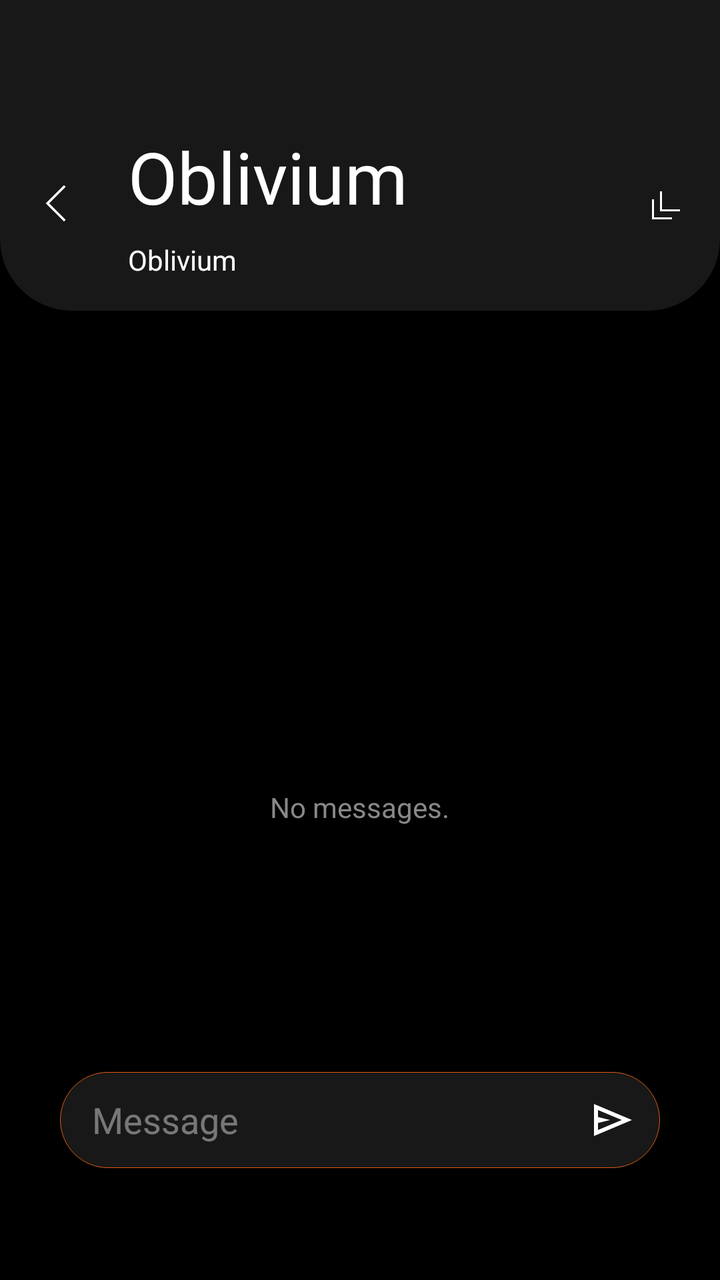
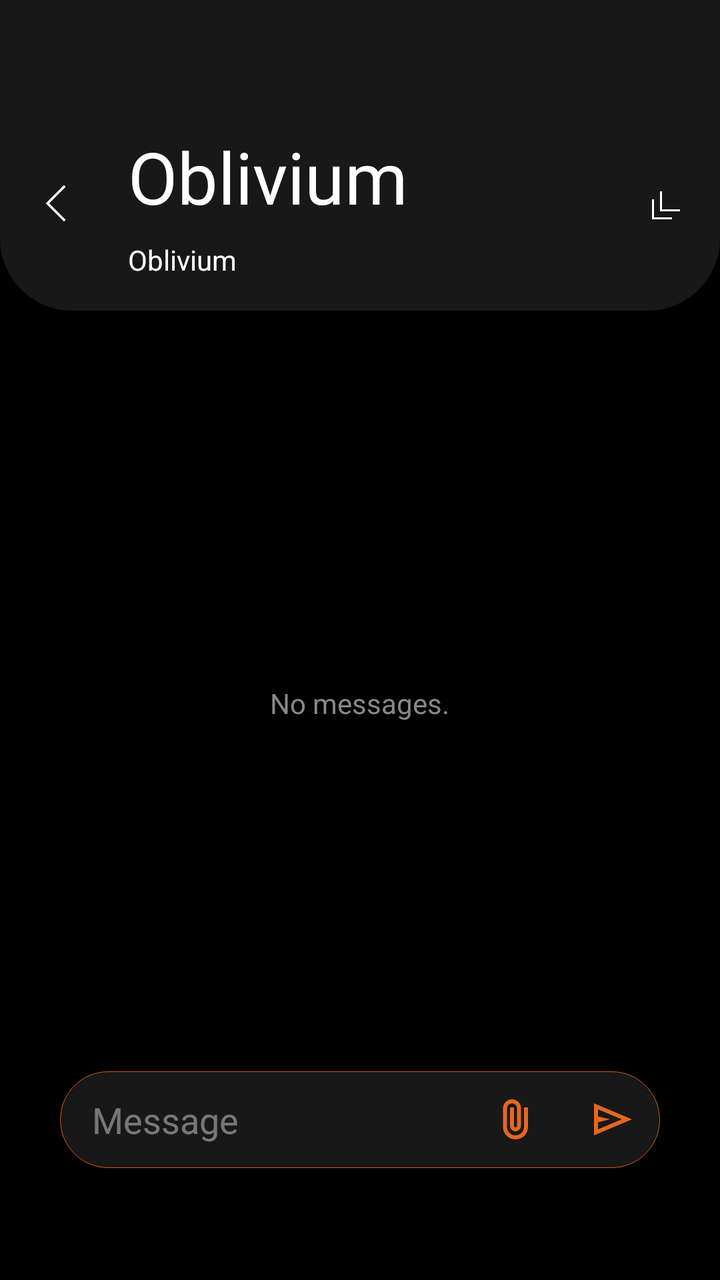

Before-and-after screenshots of an Android layout around one commit, followed by the original layout XML and the change that was made.
<!-- AndroidManifest.xml: application theme MainTheme -->
<!-- res/layout/fragment_conversation.xml -->
<?xml version="1.0" encoding="utf-8"?>
<RelativeLayout xmlns:android="http://schemas.android.com/apk/res/android"
    android:layout_width="match_parent"
    android:layout_height="match_parent"
    android:orientation="vertical">

    <LinearLayout
        android:id="@+id/toolbar"
        android:layout_width="match_parent"
        android:layout_height="wrap_content"
        android:background="@drawable/item_background_end"
        android:orientation="horizontal"
        android:paddingTop="64dp"
        android:paddingBottom="@dimen/margin_3">

        <ImageButton
            android:id="@+id/buttonBack"
            android:layout_width="56dp"
            android:layout_height="56dp"
            android:layout_gravity="center"
            android:background="@drawable/button_rounded"
            android:src="@drawable/icon_arrow_back" />

        <LinearLayout
            android:layout_width="0dp"
            android:layout_height="wrap_content"
            android:layout_gravity="center"
            android:layout_marginStart="@dimen/margin"
            android:layout_weight="1"
            android:orientation="vertical">

            <LinearLayout
                android:layout_width="wrap_content"
                android:layout_height="wrap_content"
                android:orientation="horizontal">

                <TextView
                    android:id="@+id/textUsername"
                    android:layout_width="wrap_content"
                    android:layout_height="wrap_content"
                    android:fontFamily="@font/roboto_light"
                    android:text="@string/app_name"
                    android:textColor="@color/white"
                    android:textSize="36sp" />

                <ImageView
                    android:id="@+id/iconVerified"
                    android:layout_width="25dp"
                    android:layout_height="25dp"
                    android:layout_marginStart="4dp"
                    android:layout_marginTop="@dimen/margin"
                    android:src="@drawable/icon_verified"
                    android:visibility="invisible" />
            </LinearLayout>

            <TextView
                android:id="@+id/textTime"
                android:layout_width="wrap_content"
                android:layout_height="wrap_content"
                android:layout_marginTop="@dimen/margin"
                android:text="@string/app_name"
                android:textColor="@color/white" />
        </LinearLayout>

        <ImageButton
            android:id="@+id/buttonMenu"
            android:layout_width="56dp"
            android:layout_height="56dp"
            android:layout_gravity="center"
            android:background="@drawable/button_rounded"
            android:src="@drawable/icon_arrow_more" />
    </LinearLayout>

    <RelativeLayout
        android:layout_width="match_parent"
        android:layout_height="match_parent"
        android:layout_below="@+id/toolbar"
        android:layout_marginTop="@dimen/margin_2">

        <lucns.oblivium.views.HorizontalIndeterminateThreeBalls
            android:id="@+id/threeBalls"
            android:layout_width="36dp"
            android:layout_height="12dp"
            android:layout_centerInParent="true"
            android:visibility="invisible" />

        <TextView
            android:id="@+id/textEmpty"
            android:layout_width="wrap_content"
            android:layout_height="wrap_content"
            android:layout_centerInParent="true"
            android:text="@string/no_messages"
            android:textColor="@color/gray" />

        <ListView
            android:id="@+id/listView"
            android:layout_width="match_parent"
            android:layout_height="match_parent"
            android:divider="@color/list_divider"
            android:dividerHeight="1dp"
            android:listSelector="@android:color/transparent"
            android:scrollbarSize="1dp"
            android:scrollbarThumbVertical="@drawable/thumb_scrollbar"
            android:visibility="invisible" />
    </RelativeLayout>

    <LinearLayout
        android:id="@+id/rootEditText"
        android:layout_width="match_parent"
        android:layout_height="wrap_content"
        android:layout_alignParentBottom="true"
        android:layout_marginHorizontal="@dimen/margin_5"
        android:paddingStart="@dimen/margin_3"
        android:layout_marginBottom="@dimen/margin_8"
        android:background="@drawable/edittext_background"
        android:orientation="horizontal">

        <EditText
            android:id="@+id/editText"
            android:layout_width="0dp"
            android:layout_weight="1"
            android:layout_height="@dimen/edit_text"
            android:background="@android:color/transparent"
            android:hint="@string/message"
            android:inputType="text"
            android:maxLength="1024"
            android:paddingEnd="@dimen/margin_2"
            android:textColor="@drawable/text_state"
            android:textColorHint="@color/hint"
            android:textCursorDrawable="@drawable/cursor" />

        <ImageButton
            android:layout_width="@dimen/edit_text"
            android:src="@drawable/icon_send"
            android:layout_height="@dimen/edit_text"
            android:background="@drawable/fab_transparent"/>
    </LinearLayout>
</RelativeLayout>
<!-- resources referenced by this layout -->
<resources>
  <color name="gray">#888888</color>
  <color name="hint">#69FFFFFF</color>
  <color name="list_divider">#24000000</color>
  <color name="white">@android:color/white</color>
  <dimen name="edit_text">48dp</dimen>
  <dimen name="margin">8dp</dimen>
  <dimen name="margin_2">12dp</dimen>
  <dimen name="margin_3">16dp</dimen>
  <dimen name="margin_5">30dp</dimen>
  <dimen name="margin_8">56dp</dimen>
  <!-- drawable cursor (drawable) -->
  <?xml version="1.0" encoding="utf-8"?>
  <shape xmlns:android="http://schemas.android.com/apk/res/android">
      <size android:width="1dp" />
      <solid android:color="@android:color/white" />
  </shape>
  <!-- drawable edittext_background (drawable) -->
  <?xml version="1.0" encoding="utf-8"?>
  <shape xmlns:android="http://schemas.android.com/apk/res/android"
      android:padding="24dp"
      android:shape="rectangle">
      <solid android:color="@color/item_background" />
      <corners android:radius="36dp" />
      <stroke android:width="1px" android:color="@color/button_border" />
  </shape>
  <!-- drawable icon_arrow_back (drawable) -->
  <vector xmlns:android="http://schemas.android.com/apk/res/android"
      android:width="24dp"
      android:height="24dp"
      android:viewportWidth="960"
      android:viewportHeight="960"
      android:autoMirrored="true">
    <path
        android:fillColor="@android:color/white"
        android:pathData="M640,844L276,480L640,116L674,150L344,480L674,810L640,844Z"/>
  </vector>
  <!-- drawable icon_send (drawable) -->
  <vector xmlns:android="http://schemas.android.com/apk/res/android"
      android:width="24dp"
      android:height="24dp"
      android:viewportWidth="960"
      android:viewportHeight="960"
      android:autoMirrored="true">
    <path
        android:fillColor="@android:color/white"
        android:pathData="M120,800L120,160L880,480L120,800ZM200,680L674,480L200,280L200,420L440,480L200,540L200,680ZM200,680L200,480L200,280L200,420L200,420L200,540L200,540L200,680Z"/>
  </vector>
  <!-- drawable text_state (drawable) -->
  <selector xmlns:android="http://schemas.android.com/apk/res/android">
      <item android:color="@color/gray" android:state_enabled="false" />
      <item android:color="@color/white" />
  </selector>
  <!-- drawable thumb_scrollbar (drawable) -->
  <?xml version="1.0" encoding="utf-8"?>
  <shape xmlns:android="http://schemas.android.com/apk/res/android">
      <size android:width="2px" />
      <solid android:color="@color/button_disabled_border" />
  </shape>
  <string name="app_name">Oblivium</string>
  <string name="message">Message</string>
  <string name="no_messages">No messages.</string>
  <color name="item_background">#18FFFFFF</color>
  <color name="button_border">#DC5C12</color>
  <dimen name="margin_4">24dp</dimen>
  <color name="blue">#0085DC</color>
  <color name="item_ripple">#87FFFFFF</color>
  <dimen name="margin_6">36dp</dimen>
  <color name="button_disabled_border">#58FFFFFF</color>
  <color name="accent">#E4671F</color>
  <!-- unchanged entries left out for length: 6 -->
</resources>

<!-- the commit's change to res/layout/fragment_conversation.xml (unified diff, before → after) -->
@@ -74,6 +74,7 @@
     <RelativeLayout
         android:layout_width="match_parent"
         android:layout_height="match_parent"
+        android:layout_above="@+id/rootEditText"
         android:layout_below="@+id/toolbar"
         android:layout_marginTop="@dimen/margin_2">
 
@@ -91,18 +92,18 @@
             android:layout_centerInParent="true"
             android:text="@string/no_messages"
             android:textColor="@color/gray" />
+    </RelativeLayout>
 
-        <ListView
-            android:id="@+id/listView"
-            android:layout_width="match_parent"
-            android:layout_height="match_parent"
-            android:divider="@color/list_divider"
-            android:dividerHeight="1dp"
-            android:listSelector="@android:color/transparent"
-            android:scrollbarSize="1dp"
-            android:scrollbarThumbVertical="@drawable/thumb_scrollbar"
-            android:visibility="invisible" />
-    </RelativeLayout>
+    <ListView
+        android:id="@+id/listView"
+        android:layout_width="match_parent"
+        android:layout_height="match_parent"
+        android:divider="@color/list_divider"
+        android:dividerHeight="1dp"
+        android:listSelector="@android:color/transparent"
+        android:scrollbarSize="1dp"
+        android:scrollbarThumbVertical="@drawable/thumb_scrollbar"
+        android:visibility="invisible" />
 
     <LinearLayout
         android:id="@+id/rootEditText"
@@ -110,29 +111,42 @@
         android:layout_height="wrap_content"
         android:layout_alignParentBottom="true"
         android:layout_marginHorizontal="@dimen/margin_5"
-        android:paddingStart="@dimen/margin_3"
         android:layout_marginBottom="@dimen/margin_8"
         android:background="@drawable/edittext_background"
-        android:orientation="horizontal">
+        android:orientation="horizontal"
+        android:paddingStart="@dimen/margin_3">
 
         <EditText
             android:id="@+id/editText"
             android:layout_width="0dp"
+            android:layout_height="wrap_content"
             android:layout_weight="1"
-            android:layout_height="@dimen/edit_text"
             android:background="@android:color/transparent"
             android:hint="@string/message"
-            android:inputType="text"
+            android:inputType="textMultiLine|textCapSentences"
+            android:maxHeight="110dp"
             android:maxLength="1024"
+            android:minHeight="@dimen/edit_text"
+            android:paddingVertical="@dimen/margin_2"
             android:paddingEnd="@dimen/margin_2"
             android:textColor="@drawable/text_state"
             android:textColorHint="@color/hint"
             android:textCursorDrawable="@drawable/cursor" />
 
         <ImageButton
+            android:id="@+id/buttonAttach"
             android:layout_width="@dimen/edit_text"
-            android:src="@drawable/icon_send"
             android:layout_height="@dimen/edit_text"
-            android:background="@drawable/fab_transparent"/>
+            android:layout_gravity="center"
+            android:background="@drawable/fab_transparent"
+            android:src="@drawable/icon_attach" />
+
+        <ImageButton
+            android:id="@+id/buttonSend"
+            android:layout_width="@dimen/edit_text"
+            android:layout_height="@dimen/edit_text"
+            android:layout_gravity="center"
+            android:background="@drawable/fab_transparent"
+            android:src="@drawable/icon_send" />
     </LinearLayout>
 </RelativeLayout>
<!-- resource entries referenced after the edit -->
@@ -36,6 +36,16 @@
         android:fillColor="@android:color/white"
         android:pathData="M640,844L276,480L640,116L674,150L344,480L674,810L640,844Z"/>
   </vector>
+  <!-- drawable icon_attach (drawable) -->
+  <vector xmlns:android="http://schemas.android.com/apk/res/android"
+      android:width="24dp"
+      android:height="24dp"
+      android:viewportWidth="960"
+      android:viewportHeight="960">
+    <path
+        android:fillColor="@color/accent"
+        android:pathData="M720,630Q720,734 647,807Q574,880 470,880Q366,880 293,807Q220,734 220,630L220,260Q220,185 272.5,132.5Q325,80 400,80Q475,80 527.5,132.5Q580,185 580,260L580,610Q580,656 548,688Q516,720 470,720Q424,720 392,688Q360,656 360,610L360,240L440,240L440,610Q440,623 448.5,631.5Q457,640 470,640Q483,640 491.5,631.5Q500,623 500,610L500,260Q499,218 470.5,189Q442,160 400,160Q358,160 329,189Q300,218 300,260L300,630Q299,701 349,750.5Q399,800 470,800Q540,800 589,750.5Q638,701 640,630L640,240L720,240L720,630Z"/>
+  </vector>
   <!-- drawable icon_send (drawable) -->
   <vector xmlns:android="http://schemas.android.com/apk/res/android"
       android:width="24dp"
@@ -44,7 +54,7 @@
       android:viewportHeight="960"
       android:autoMirrored="true">
     <path
-        android:fillColor="@android:color/white"
+        android:fillColor="@color/accent"
         android:pathData="M120,800L120,160L880,480L120,800ZM200,680L674,480L200,280L200,420L440,480L200,540L200,680ZM200,680L200,480L200,280L200,420L200,420L200,540L200,540L200,680Z"/>
   </vector>
   <!-- drawable text_state (drawable) -->
